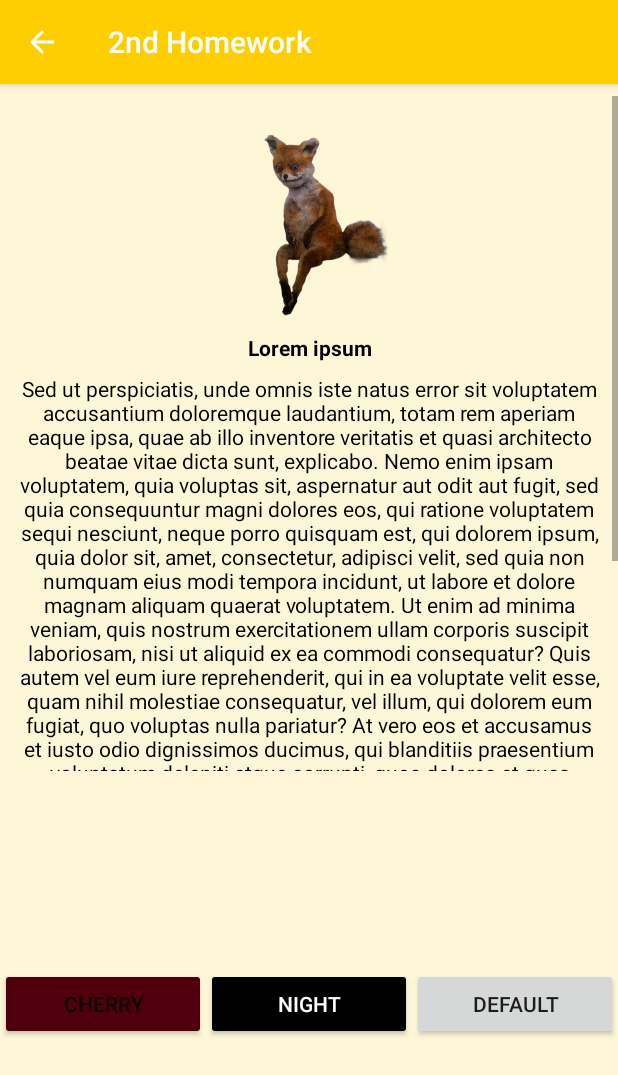
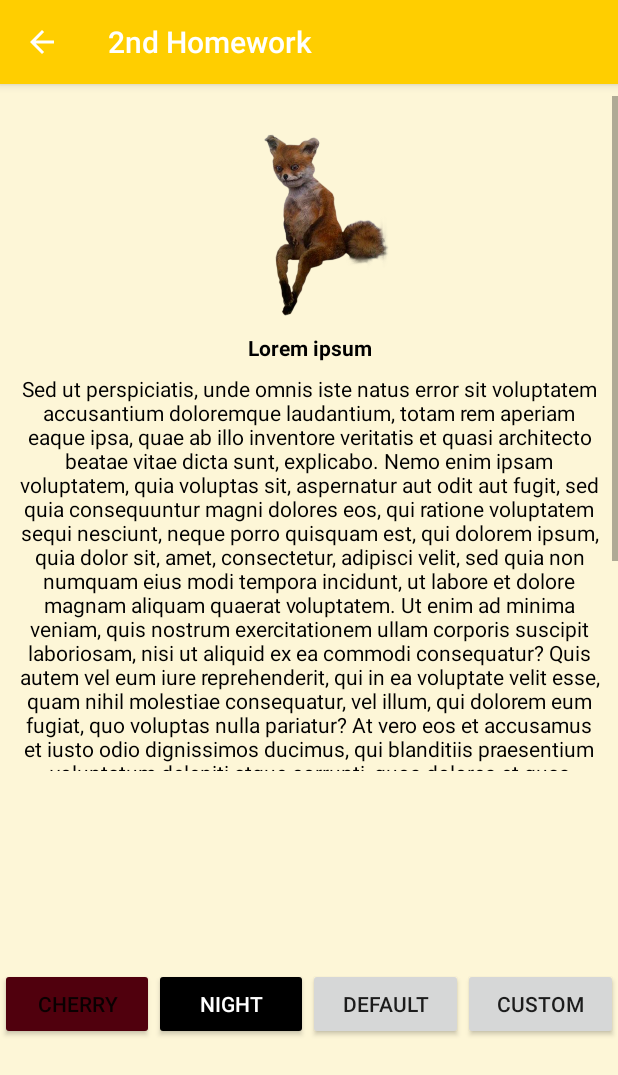
Before and after one commit to befirst/SimbirsoftAndroidHomework, an Android app: the TheSecondHomeWork screen opened directly, with no data from a screen before it, on a phone screen of 412 x 824 dp. Shown: the top 1075 px of the screen. Run offline under Robolectric (Android 15) with nearby library versions, the phone set to English and light mode, and no system bars.

```diff
--- a/SimbirSoftAndroidHomeWork/app/src/main/AndroidManifest.xml
+++ b/SimbirSoftAndroidHomeWork/app/src/main/AndroidManifest.xml
@@ -12,10 +12,14 @@
         <activity android:name=".MainActivity">
             <intent-filter>
                 <action android:name="android.intent.action.MAIN" />
+
                 <category android:name="android.intent.category.LAUNCHER" />
             </intent-filter>
         </activity>
-        <activity android:name=".TheSecondHomeWork" android:label="@string/second_homework"></activity>
+        <activity
+            android:name=".TheSecondHomeWork"
+            android:label="@string/second_homework" />
+        <activity android:name=".TheThirdHomeWork"></activity>
     </application>
 
 </manifest>
--- a/SimbirSoftAndroidHomeWork/app/src/main/java/com/no_fate/simbirsoftandroidhomework/TheSecondHomeWork.java
+++ b/SimbirSoftAndroidHomeWork/app/src/main/java/com/no_fate/simbirsoftandroidhomework/TheSecondHomeWork.java
@@ -1,6 +1,7 @@
 package com.no_fate.simbirsoftandroidhomework;
 
-import android.content.res.Resources;
+import android.content.Context;
+import android.content.Intent;
 import android.graphics.Color;
 import android.support.v7.app.AppCompatActivity;
 import android.os.Bundle;
@@ -10,17 +11,17 @@ import android.widget.TextView;
 import android.widget.Toast;
 
 public class TheSecondHomeWork extends AppCompatActivity implements View.OnClickListener{
-
-    TextView tTitle;
-    TextView tFiller;
-    Button bCherry;
-    Button bNight;
-    Button bDefault;
+    private TextView tTitle;
+    private TextView tFiller;
+    private Button bCherry;
+    private Button bNight;
+    private Button bDefault;
 
     @Override
     protected void onCreate(Bundle savedInstanceState) {
         super.onCreate(savedInstanceState);
         setContentView(R.layout.activity_the_second_home_work);
+
         tTitle = (TextView) findViewById(R.id.tTitle);
         tFiller = (TextView) findViewById(R.id.tMainText);
         bCherry = (Button) findViewById(R.id.bCherry);
@@ -29,6 +30,7 @@ public class TheSecondHomeWork extends AppCompatActivity implements View.OnClick
         bNight.setOnClickListener(this);
         bDefault = (Button) findViewById(R.id.bDefault);
         bDefault.setOnClickListener(this);
+
         if (getSupportActionBar() != null) {
             getSupportActionBar().setDisplayHomeAsUpEnabled(true);
         }
@@ -40,6 +42,7 @@ public class TheSecondHomeWork extends AppCompatActivity implements View.OnClick
         return true;
     }
 
+    // дублирующуюся логику можно вынести в отдельный метод
     @Override
     public void onClick(View v) {
         switch (v.getId()) {
@@ -67,6 +70,13 @@ public class TheSecondHomeWork extends AppCompatActivity implements View.OnClick
         }
     }
 
+    public static void Start(Context context) {
+        Intent starter = new Intent(context, TheSecondHomeWork.class);
+        context.startActivity(starter);
+    }
+
+    // переменная toast лишняя
+    // строка должна быть в ресурсах
     private void showToastColorChanged(){
         Toast toast = Toast.makeText(getApplicationContext(),"Done", Toast.LENGTH_LONG);
         toast.show();
--- a/SimbirSoftAndroidHomeWork/app/src/main/res/layout/activity_the_second_home_work.xml
+++ b/SimbirSoftAndroidHomeWork/app/src/main/res/layout/activity_the_second_home_work.xml
@@ -1,13 +1,15 @@
 <?xml version="1.0" encoding="utf-8"?>
-<android.support.constraint.ConstraintLayout xmlns:android="http://schemas.android.com/apk/res/android"
+<android.support.constraint.ConstraintLayout
+    xmlns:android="http://schemas.android.com/apk/res/android"
     xmlns:app="http://schemas.android.com/apk/res-auto"
     xmlns:tools="http://schemas.android.com/tools"
     android:layout_width="match_parent"
     android:layout_height="match_parent"
     tools:context="com.no_fate.simbirsoftandroidhomework.TheSecondHomeWork">
 
+    <!-- размерности лучше вынести в ресурсы -->
     <ScrollView
-        android:id="@+id/scrollView2"
+        android:id="@+id/svContent"
         android:layout_width="wrap_content"
         android:layout_height="450dp"
         app:layout_constraintLeft_toLeftOf="parent"
@@ -15,7 +17,9 @@
         android:layout_marginLeft="8dp"
         android:layout_marginRight="8dp"
         app:layout_constraintTop_toTopOf="parent"
-        android:layout_marginTop="8dp">
+        android:layout_marginTop="8dp"
+        android:layout_marginStart="8dp"
+        android:layout_marginEnd="8dp">
 
         <LinearLayout
             android:layout_width="match_parent"
@@ -70,15 +74,16 @@
         </LinearLayout>
     </ScrollView>
 
+    <!--нулевой отступ не нужен-->
     <LinearLayout
-        android:layout_width="match_parent"
+        android:layout_width="0dp"
         android:layout_height="wrap_content"
-        android:layout_marginTop="0dp"
         android:orientation="horizontal"
         app:layout_constraintBottom_toBottomOf="parent"
         app:layout_constraintLeft_toLeftOf="parent"
         app:layout_constraintRight_toRightOf="parent"
-        app:layout_constraintTop_toBottomOf="@+id/scrollView2">
+        app:layout_constraintTop_toBottomOf="@+id/svContent">
+        <!--строку нужно убрать в ресурсы-->
 
         <Button
             android:id="@+id/bCherry"
@@ -103,6 +108,13 @@
             android:layout_height="wrap_content"
             android:layout_weight="100"
             android:text="Default" />
+
+        <Button
+            android:id="@+id/bCustom"
+            android:layout_width="wrap_content"
+            android:layout_height="wrap_content"
+            android:layout_weight="100"
+            android:text="Custom" />
     </LinearLayout>
 
 </android.support.constraint.ConstraintLayout>
```
Also changed, not shown: SimbirSoftAndroidHomeWork/app/src/main/java/com/no_fate/simbirsoftandroidhomework/MainActivity.java (+5 -11 lines), SimbirSoftAndroidHomeWork/app/src/main/java/com/no_fate/simbirsoftandroidhomework/TheThirdHomeWork.java (added, +21 -0 lines), SimbirSoftAndroidHomeWork/app/src/main/res/layout/activity_main.xml (+4 -9 lines), SimbirSoftAndroidHomeWork/app/src/main/res/layout/activity_the_third_home_work.xml (added, +34 -0 lines).
